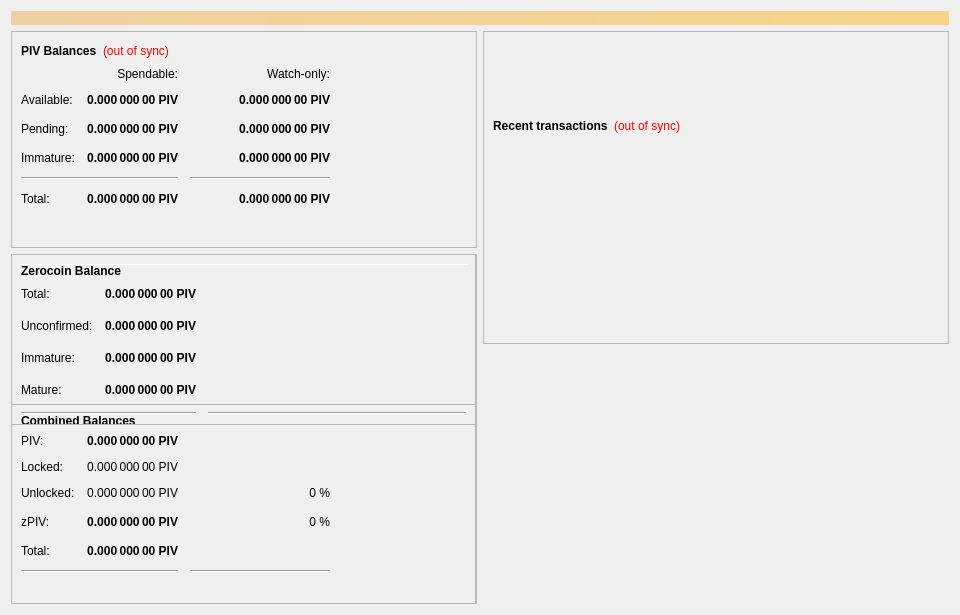
Above: divi/src/qt/forms/overviewpage.ui from DiviDomains/PrivateDivi before the change. Below: the same form after it.
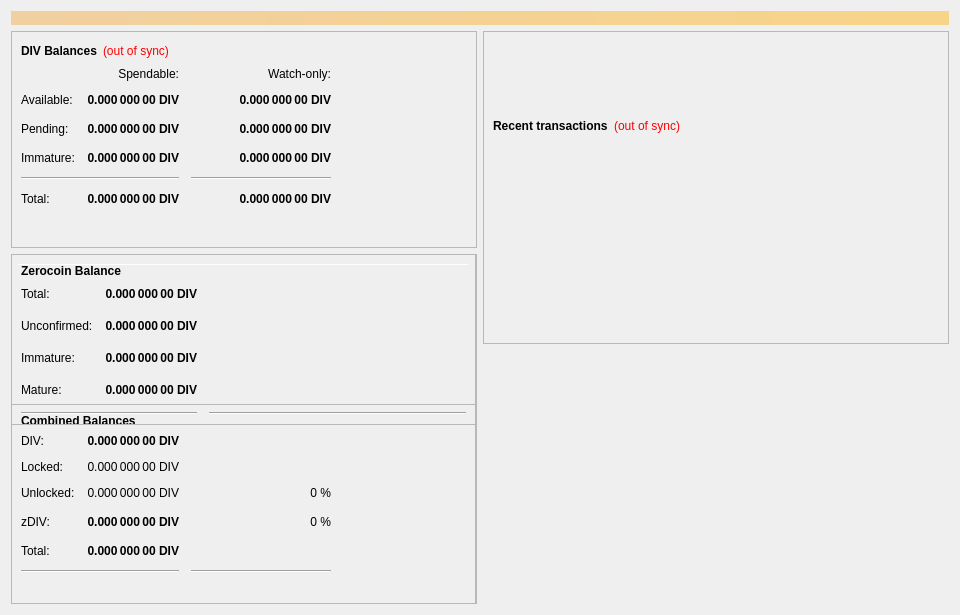
That is the form after the change.

```diff
--- a/divi/src/qt/forms/overviewpage.ui
+++ b/divi/src/qt/forms/overviewpage.ui
@@ -60,7 +60,7 @@
                </font>
               </property>
               <property name="text">
-               <string>PIV Balances</string>
+               <string>DIV Balances</string>
               </property>
              </widget>
             </item>
@@ -118,7 +118,7 @@
                <string>Unconfirmed transactions to watch-only addresses</string>
               </property>
               <property name="text">
-               <string notr="true">0.000 000 00 PIV</string>
+               <string notr="true">0.000 000 00 DIV</string>
               </property>
               <property name="alignment">
                <set>Qt::AlignRight|Qt::AlignTrailing|Qt::AlignVCenter</set>
@@ -143,7 +143,7 @@
                <string>Total of transactions that have yet to be confirmed, and do not yet count toward the spendable balance</string>
               </property>
               <property name="text">
-               <string notr="true">0.000 000 00 PIV</string>
+               <string notr="true">0.000 000 00 DIV</string>
               </property>
               <property name="alignment">
                <set>Qt::AlignRight|Qt::AlignTrailing|Qt::AlignVCenter</set>
@@ -168,7 +168,7 @@
                <string>Staked or masternode rewards in watch-only addresses that has not yet matured</string>
               </property>
               <property name="text">
-               <string notr="true">0.000 000 00 PIV</string>
+               <string notr="true">0.000 000 00 DIV</string>
               </property>
               <property name="alignment">
                <set>Qt::AlignRight|Qt::AlignTrailing|Qt::AlignVCenter</set>
@@ -226,7 +226,7 @@
                <string>Staked or masternode rewards that has not yet matured</string>
               </property>
               <property name="text">
-               <string notr="true">0.000 000 00 PIV</string>
+               <string notr="true">0.000 000 00 DIV</string>
               </property>
               <property name="alignment">
                <set>Qt::AlignRight|Qt::AlignTrailing|Qt::AlignVCenter</set>
@@ -271,7 +271,7 @@
                <string>Your current total balance</string>
               </property>
               <property name="text">
-               <string notr="true">0.000 000 00 PIV</string>
+               <string notr="true">0.000 000 00 DIV</string>
               </property>
               <property name="alignment">
                <set>Qt::AlignRight|Qt::AlignTrailing|Qt::AlignVCenter</set>
@@ -296,7 +296,7 @@
                <string>Current total balance in watch-only addresses</string>
               </property>
               <property name="text">
-               <string notr="true">0.000 000 00 PIV</string>
+               <string notr="true">0.000 000 00 DIV</string>
               </property>
               <property name="alignment">
                <set>Qt::AlignRight|Qt::AlignTrailing|Qt::AlignVCenter</set>
@@ -338,7 +338,7 @@
                <string>Your current spendable balance</string>
               </property>
               <property name="text">
-               <string notr="true">0.000 000 00 PIV</string>
+               <string notr="true">0.000 000 00 DIV</string>
               </property>
               <property name="alignment">
                <set>Qt::AlignRight|Qt::AlignTrailing|Qt::AlignVCenter</set>
@@ -363,7 +363,7 @@
                <string>Your current balance in watch-only addresses</string>
               </property>
               <property name="text">
-               <string notr="true">0.000 000 00 PIV</string>
+               <string notr="true">0.000 000 00 DIV</string>
               </property>
               <property name="alignment">
                <set>Qt::AlignRight|Qt::AlignTrailing|Qt::AlignVCenter</set>
@@ -963,7 +963,7 @@
                 <string>Total of transactions that have yet to be confirmed, and do not yet count toward the spendable balance</string>
                </property>
                <property name="text">
-                <string notr="true">0.000 000 00 PIV</string>
+                <string notr="true">0.000 000 00 DIV</string>
                </property>
                <property name="alignment">
                 <set>Qt::AlignRight|Qt::AlignTrailing|Qt::AlignVCenter</set>
@@ -988,7 +988,7 @@
                 <string>Total Balance, including unconfirmed and immature coins.</string>
                </property>
                <property name="text">
-                <string notr="true">0.000 000 00 PIV</string>
+                <string notr="true">0.000 000 00 DIV</string>
                </property>
                <property name="alignment">
                 <set>Qt::AlignRight|Qt::AlignTrailing|Qt::AlignVCenter</set>
@@ -1021,7 +1021,7 @@
              <item row="1" column="0">
               <widget class="QLabel" name="labelBalanceTextz">
                <property name="text">
-                <string>PIV:</string>
+                <string>DIV:</string>
                </property>
               </widget>
              </item>
@@ -1040,7 +1040,7 @@
                 <string>Your current spendable balance</string>
                </property>
                <property name="text">
-                <string notr="true">0.000 000 00 PIV</string>
+                <string notr="true">0.000 000 00 DIV</string>
                </property>
                <property name="alignment">
                 <set>Qt::AlignRight|Qt::AlignTrailing|Qt::AlignVCenter</set>
@@ -1056,7 +1056,7 @@
                 <string/>
                </property>
                <property name="text">
-                <string>zPIV:</string>
+                <string>zDIV:</string>
                </property>
               </widget>
              </item>
@@ -1090,7 +1090,7 @@
                 <string>Locked PIV or Masternode collaterals. These are excluded from zPIV minting.</string>
                </property>
                <property name="text">
-                <string>0.000 000 00 PIV</string>
+                <string>0.000 000 00 DIV</string>
                </property>
                <property name="alignment">
                 <set>Qt::AlignRight|Qt::AlignTrailing|Qt::AlignVCenter</set>
@@ -1123,7 +1123,7 @@
                 <string>Unlocked PIVs. These can be used for zPIV minting.</string>
                </property>
                <property name="text">
-                <string>0.000 000 00 PIV</string>
+                <string>0.000 000 00 DIV</string>
                </property>
                <property name="alignment">
                 <set>Qt::AlignRight|Qt::AlignTrailing|Qt::AlignVCenter</set>
@@ -1234,7 +1234,7 @@
                 <string>All available zPIV, unconfirmed and immature zPIV included.</string>
                </property>
                <property name="text">
-                <string notr="true">0.000 000 00 PIV</string>
+                <string notr="true">0.000 000 00 DIV</string>
                </property>
                <property name="alignment">
                 <set>Qt::AlignRight|Qt::AlignTrailing|Qt::AlignVCenter</set>
@@ -1312,7 +1312,7 @@
 These zPIV are spendable.</string>
                </property>
                <property name="text">
-                <string>0.000 000 00 PIV</string>
+                <string>0.000 000 00 DIV</string>
                </property>
                <property name="alignment">
                 <set>Qt::AlignRight|Qt::AlignTrailing|Qt::AlignVCenter</set>
@@ -1343,7 +1343,7 @@
 Immature: confirmed, but less than 3 mints of the same denomination after it was minted</string>
                </property>
                <property name="text">
-                <string>0.000 000 00 PIV</string>
+                <string>0.000 000 00 DIV</string>
                </property>
                <property name="alignment">
                 <set>Qt::AlignRight|Qt::AlignTrailing|Qt::AlignVCenter</set>
@@ -1387,7 +1387,7 @@
 Immature: confirmed, but less than 3 mints of the same denomination after it was minted</string>
                </property>
                <property name="text">
-                <string>0.000 000 00 PIV</string>
+                <string>0.000 000 00 DIV</string>
                </property>
                <property name="alignment">
                 <set>Qt::AlignRight|Qt::AlignTrailing|Qt::AlignVCenter</set>
```
Left out of the diff: 22 changed lines with no effect on the pictures.
